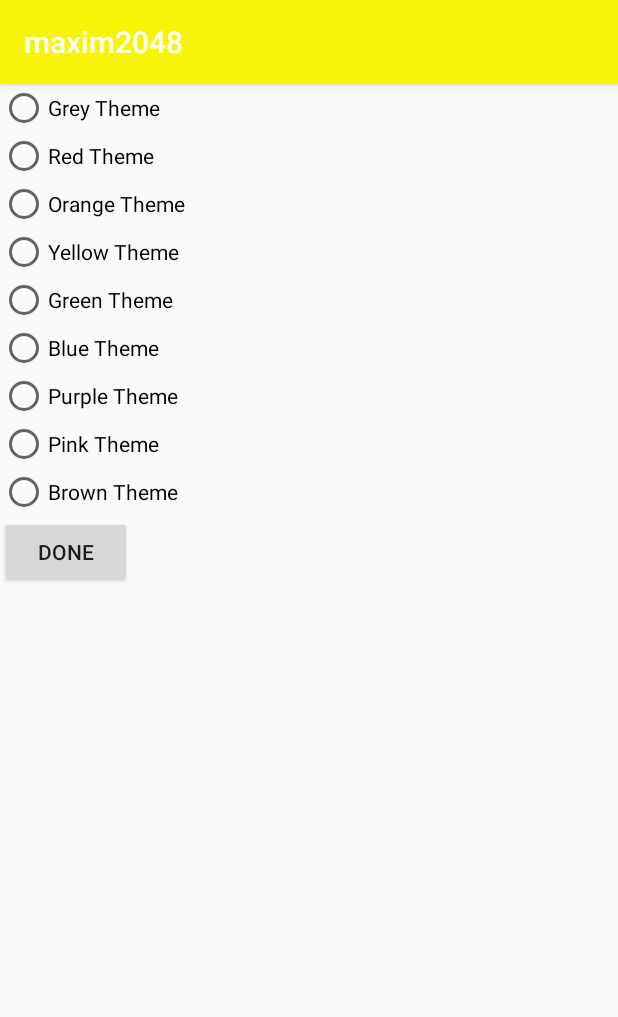
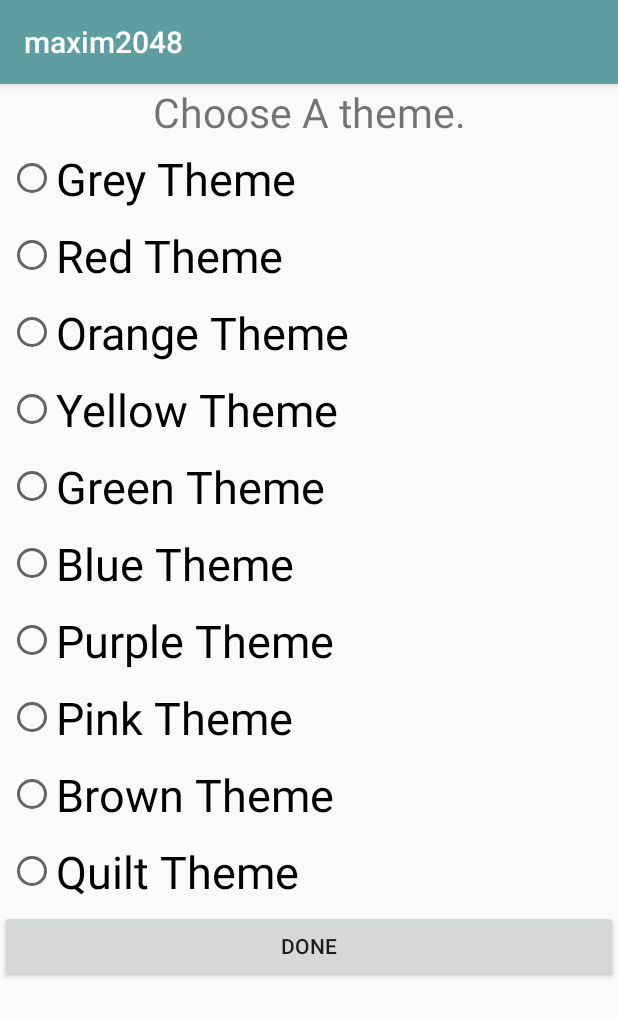
Before and after one commit to MaximBravo/Maxim2048, an Android app: the screen it shows after launch (SettingsActivity), in the options menu, after a tap on "preferences", on a phone screen of 412 x 824 dp. Shown: the top 1017 px of the screen. Run offline under Robolectric (Android 15) with nearby library versions, the phone set to English and light mode, and no system bars.

Commit message:
Add quilt theme and fix logic

```diff
--- a/app/src/main/java/maximbravo/com/Maxim2048/ColorCoding.java
+++ b/app/src/main/java/maximbravo/com/Maxim2048/ColorCoding.java
@@ -4,6 +4,29 @@ package maximbravo.com.Maxim2048;
  * Created by wendy on 10/17/2016.
  */
 public class ColorCoding {
+    public static String[] quilt = {
+            //0 square color
+            "#D2CECD",
+            //2 square color
+            "#F6B9B8",
+            //4 square color
+            "#F4d9af",
+            //...
+            "#Ee7472",
+            "#C3ad8c",
+            "#a1e9e3",
+            "#f6aa67",
+            "#b38197",
+            "#fce5d1",
+            "#e0ccd5",
+            "#badbc5",
+            "#ec645a",
+            "#ec645a",
+            "#8697a1",
+            "#867e75",
+            "#999546",
+            "#fffdd5"
+    };
 
     public static String[] red = {
         "#FFFFFF",
@@ -231,6 +254,9 @@ public class ColorCoding {
             case 8:
                 result = brown[position];
                 break;
+            case 9:
+                result = quilt[position];
+                break;
         }
 
         return result;
--- a/app/src/main/java/maximbravo/com/Maxim2048/MainActivity.java
+++ b/app/src/main/java/maximbravo/com/Maxim2048/MainActivity.java
@@ -1,7 +1,6 @@
 package maximbravo.com.Maxim2048;
 
 import android.content.Intent;
-import android.content.pm.ActivityInfo;
 import android.graphics.Color;
 import android.os.Bundle;
 import android.support.v7.app.AppCompatActivity;
@@ -28,8 +27,9 @@ public class MainActivity extends AppCompatActivity {
             b.convertIntArrayToBoard(1, extras.getIntArray("row2"));
             b.convertIntArrayToBoard(2, extras.getIntArray("row3"));
             b.convertIntArrayToBoard(3, extras.getIntArray("row4"));
+
         }
-        setRequestedOrientation(ActivityInfo.SCREEN_ORIENTATION_PORTRAIT);
+
         r = (LinearLayout) findViewById(R.id.r);
         b.drawBoard();
         updateScore();
@@ -114,6 +114,7 @@ public class MainActivity extends AppCompatActivity {
 
         l.setTextSize(size);
         l.setTextColor(Color.BLACK);
+
         if(help)
         {
             l.setEnabled(s.getJustAdded());
--- a/app/src/main/java/maximbravo/com/Maxim2048/Rules.java
+++ b/app/src/main/java/maximbravo/com/Maxim2048/Rules.java
@@ -3,7 +3,7 @@ package maximbravo.com.Maxim2048;
 import java.util.ArrayList;
 
 public class Rules {
-	public static int scale = 0;
+	public static int scale = 9;
 	public Rules(){
 		initializeSquares();
 	}
--- a/app/src/main/java/maximbravo/com/Maxim2048/SettingsActivity.java
+++ b/app/src/main/java/maximbravo/com/Maxim2048/SettingsActivity.java
@@ -55,6 +55,9 @@ public class SettingsActivity extends AppCompatActivity {
             case R.id.colorTheme8:
                 Rules.scale = 8;
                 break;
+            case R.id.colorTheme9:
+                Rules.scale = 9;
+                break;
         }
     }
     public void finish(View view){
--- a/app/src/main/res/layout/activity_main.xml
+++ b/app/src/main/res/layout/activity_main.xml
@@ -6,6 +6,7 @@
     android:layout_height="match_parent"
     android:orientation="vertical"
     tools:context="maximbravo.com.Maxim2048.MainActivity">
+
     <LinearLayout
         android:layout_width="match_parent"
         android:layout_height="wrap_content"
--- a/app/src/main/res/layout/activity_setting.xml
+++ b/app/src/main/res/layout/activity_setting.xml
@@ -1,62 +1,56 @@
 <?xml version="1.0" encoding="utf-8"?>
+<ScrollView xmlns:android="http://schemas.android.com/apk/res/android"
+    android:layout_width="match_parent"
+    android:layout_height="match_parent" >
 <LinearLayout xmlns:android="http://schemas.android.com/apk/res/android"
     android:orientation="vertical" android:layout_width="match_parent"
     android:layout_height="match_parent">
-
+    <TextView
+        android:textSize="27sp"
+        android:gravity="center"
+        android:layout_width="match_parent"
+        android:layout_height="wrap_content"
+        android:text="Choose A theme."/>
     <RadioGroup xmlns:android="http://schemas.android.com/apk/res/android"
         android:layout_width="fill_parent"
         android:layout_height="wrap_content"
         android:orientation="vertical">
         <RadioButton android:id="@+id/colorTheme0"
-            android:layout_width="wrap_content"
-            android:layout_height="wrap_content"
             android:text="Grey Theme"
-            android:onClick="onRadioButtonClicked"/>
+            style="@style/ThemeItem"/>
         <RadioButton android:id="@+id/colorTheme1"
-            android:layout_width="wrap_content"
-            android:layout_height="wrap_content"
             android:text="Red Theme"
-            android:onClick="onRadioButtonClicked"/>
+            style="@style/ThemeItem"/>
         <RadioButton android:id="@+id/colorTheme2"
-            android:layout_width="wrap_content"
-            android:layout_height="wrap_content"
             android:text="Orange Theme"
-            android:onClick="onRadioButtonClicked"/>
+            style="@style/ThemeItem"/>
         <RadioButton android:id="@+id/colorTheme3"
-            android:layout_width="wrap_content"
-            android:layout_height="wrap_content"
             android:text="Yellow Theme"
-            android:onClick="onRadioButtonClicked"/>
+            style="@style/ThemeItem"/>
         <RadioButton android:id="@+id/colorTheme4"
-            android:layout_width="wrap_content"
-            android:layout_height="wrap_content"
             android:text="Green Theme"
-            android:onClick="onRadioButtonClicked"/>
+            style="@style/ThemeItem"/>
         <RadioButton android:id="@+id/colorTheme5"
-            android:layout_width="wrap_content"
-            android:layout_height="wrap_content"
             android:text="Blue Theme"
-            android:onClick="onRadioButtonClicked"/>
+            style="@style/ThemeItem"/>
         <RadioButton android:id="@+id/colorTheme6"
-            android:layout_width="wrap_content"
-            android:layout_height="wrap_content"
             android:text="Purple Theme"
-            android:onClick="onRadioButtonClicked"/>
+            style="@style/ThemeItem"/>
         <RadioButton android:id="@+id/colorTheme7"
-            android:layout_width="wrap_content"
-            android:layout_height="wrap_content"
             android:text="Pink Theme"
-            android:onClick="onRadioButtonClicked"/>
+            style="@style/ThemeItem"/>
         <RadioButton android:id="@+id/colorTheme8"
-            android:layout_width="wrap_content"
-            android:layout_height="wrap_content"
             android:text="Brown Theme"
-            android:onClick="onRadioButtonClicked"/>
+            style="@style/ThemeItem"/>
+        <RadioButton android:id="@+id/colorTheme9"
+            android:text="Quilt Theme"
+            style="@style/ThemeItem"/>
     </RadioGroup>
     <Button
         android:onClick="finish"
         android:text="Done"
-        android:layout_width="wrap_content"
+        android:layout_width="match_parent"
         android:layout_height="wrap_content"
         />
 </LinearLayout>
+    </ScrollView>
--- a/app/src/main/res/values/styles.xml
+++ b/app/src/main/res/values/styles.xml
@@ -3,15 +3,31 @@
     <!-- Base application theme. -->
     <style name="AppTheme" parent="Theme.AppCompat.Light.DarkActionBar">
         <!-- Customize your theme here. -->
-        <item name="colorPrimary">@color/colorPrimary</item>
+        <item name="colorPrimary">#5f9ea0</item>
         <item name="colorPrimaryDark">@color/colorPrimaryDark</item>
         <item name="colorAccent">@color/colorAccent</item>
     </style>
-
+    <style name="abartheme" parent="@android:style/Widget.Holo.Light.ActionBar">
+        <item name="android:fontFamily">Lato</item>
+        <item name="android:textColor">@android:color/black</item>
+        <item name="android:background">#5f9ea0</item>
+    </style>
+    <style name="MyCustomTheme" parent="@android:style/Theme.Holo.Light">
+        <item name="android:actionBarStyle">@style/abartheme</item>
+    </style>
     <style name="Square">
         <item name="android:onClick">remove</item>
         <item name="android:layout_margin">2.5dp</item>
         <item name="android:layout_width">@dimen/square_sidelength</item>
         <item name="android:layout_height">@dimen/square_sidelength</item>
     </style>
+
+    <style name="ThemeItem">
+        <item name="android:onClick">onRadioButtonClicked</item>
+        <item name="android:layout_width">wrap_content</item>
+        <item name="android:textSize">30sp</item>
+        <item name="android:layout_margin">5dp</item>
+        <item name="android:layout_height">wrap_content</item>
+
+    </style>
 </resources>
```
Also changed, not shown: app/src/main/java/maximbravo/com/Maxim2048/Board.java (+17 -2 lines), app/src/main/java/maximbravo/com/Maxim2048/Matrix.java (+74 -7 lines).
